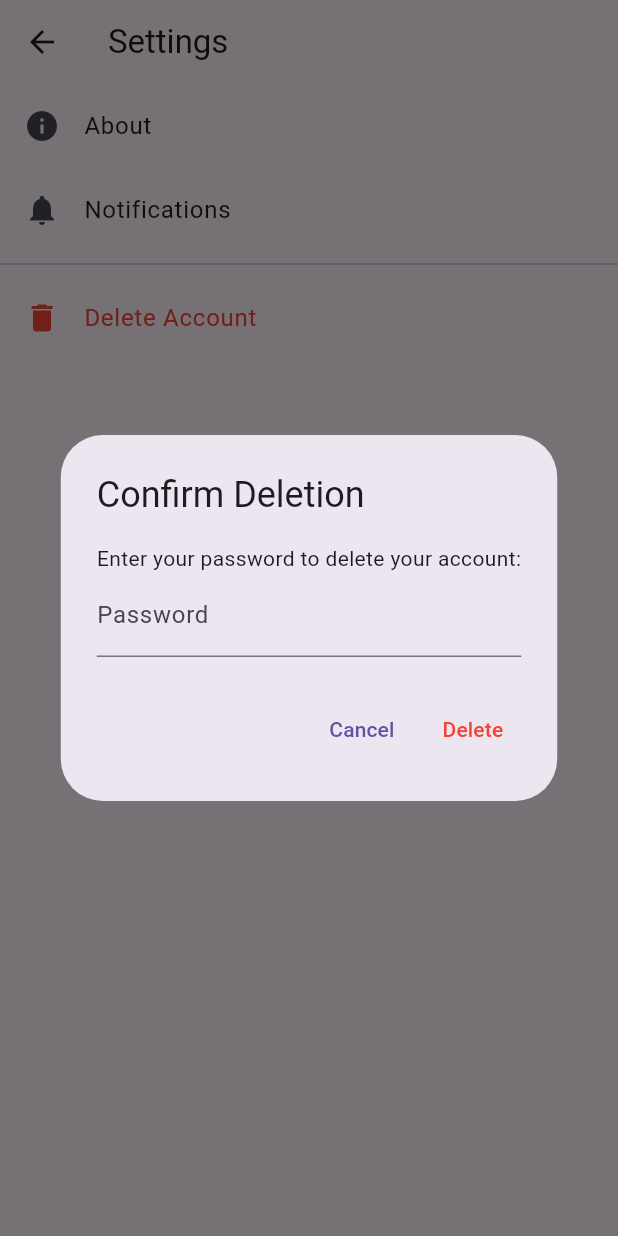
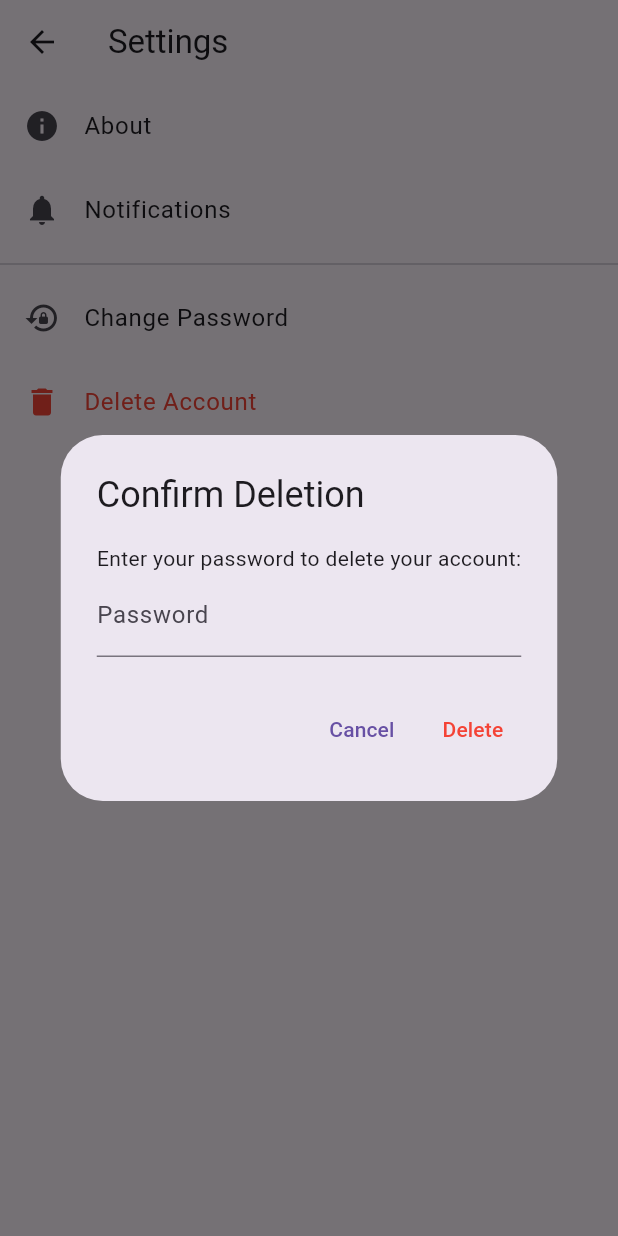
Before and after one commit to m-ibrahim11303/E-fit, a Flutter app: the SettingsScreen screen opened directly with empty values, after a tap on "Delete Account", on a phone screen of 412 x 824 dp. Run offline on Flutter 3.47's test engine with Material 3 defaults, Android fonts, the phone set to English and light mode, and no system bars; our stand-ins replace flutter_secure_storage, pedometer, permission_handler; accounts and stored records are empty.

Commit message:
Added change password functionality

```diff
--- a/Flutter App/lib/settings_screen.dart
+++ /dev/null
@@ -1,136 +0,0 @@
-// import 'package:flutter/material.dart';
-
-// // Settings Screen
-// class SettingsScreen extends StatelessWidget {
-//   @override
-//   Widget build(BuildContext context) {
-//     return Scaffold(
-//       appBar: AppBar(title: Text('Settings')),
-//       body: ListView(
-//         children: [
-//           ListTile(
-//             title: Text('About'),
-//             leading: Icon(Icons.info),
-//             onTap: () {
-//               // Add about functionality
-//             },
-//           ),
-//           ListTile(
-//             title: Text('Notifications'),
-//             leading: Icon(Icons.notifications),
-//             onTap: () {
-//               // Add notifications functionality
-//             },
-//           ),
-//         ],
-//       ),
-//     );
-//   }
-// }
-
-import 'package:flutter/material.dart';
-import 'package:login_signup_1/bootup/signup_page_1.dart';
-import 'package:http/http.dart' as http;
-import 'dart:convert';
-
-class SettingsScreen extends StatelessWidget {
-  final String email; // User's email
-
-  SettingsScreen({required this.email});
-
-  Future<void> _deleteAccount(BuildContext context) async {
-    final TextEditingController passwordController = TextEditingController();
-
-    final shouldDelete = await showDialog<bool>(
-      context: context,
-      builder: (context) => AlertDialog(
-        title: Text('Confirm Deletion'),
-        content: Column(
-          mainAxisSize: MainAxisSize.min,
-          children: [
-            Text('Enter your password to delete your account:'),
-            TextField(
-              controller: passwordController,
-              obscureText: true,
-              decoration: InputDecoration(labelText: 'Password'),
-            ),
-          ],
-        ),
-        actions: [
-          TextButton(
-            child: Text('Cancel'),
-            onPressed: () => Navigator.pop(context, false),
-          ),
-          TextButton(
-            child: Text('Delete', style: TextStyle(color: Colors.red)),
-            onPressed: () => Navigator.pop(context, true),
-          ),
-        ],
-      ),
-    );
-
-    if (shouldDelete == true) {
-      final password = passwordController.text.trim();
-
-      try {
-        final response = await http.post(
-          Uri.parse('https://e-fit-backend.onrender.com/user/delete'),
-          headers: {'Content-Type': 'application/json'},
-          body: jsonEncode({'email': email, 'password': password}),
-        );
-
-        if (response.statusCode == 200) {
-          ScaffoldMessenger.of(context).showSnackBar(
-            SnackBar(content: Text('Account deleted successfully')),
-          );
-
-          // Redirect to login page and clear history
-          Navigator.pushAndRemoveUntil(
-            context,
-            MaterialPageRoute(builder: (context) => SignupPage1()),
-            (Route<dynamic> route) => false,
-          );
-        } else {
-          ScaffoldMessenger.of(context).showSnackBar(
-            SnackBar(content: Text('Failed: ${response.body}')),
-          );
-        }
-      } catch (e) {
-        ScaffoldMessenger.of(context).showSnackBar(
-          SnackBar(content: Text('Error: $e')),
-        );
-      }
-    }
-  }
-
-  @override
-  Widget build(BuildContext context) {
-    return Scaffold(
-      appBar: AppBar(title: Text('Settings')),
-      body: ListView(
-        children: [
-          ListTile(
-            title: Text('About'),
-            leading: Icon(Icons.info),
-            onTap: () {
-              // Add about functionality
-            },
-          ),
-          ListTile(
-            title: Text('Notifications'),
-            leading: Icon(Icons.notifications),
-            onTap: () {
-              // Add notifications functionality
-            },
-          ),
-          Divider(),
-          ListTile(
-            title: Text('Delete Account', style: TextStyle(color: Colors.red)),
-            leading: Icon(Icons.delete, color: Colors.red),
-            onTap: () => _deleteAccount(context),
-          ),
-        ],
-      ),
-    );
-  }
-}
--- /dev/null
+++ b/Flutter App/lib/settings_screens/delete_account.dart
@@ -0,0 +1,75 @@
+import 'package:flutter/material.dart';
+import 'package:login_signup_1/bootup/signup_page_1.dart';
+import 'package:http/http.dart' as http;
+import 'dart:convert';
+import 'package:crypto/crypto.dart';
+
+Future<void> deleteAccount(BuildContext context, String email) async {
+  final TextEditingController passwordController = TextEditingController();
+
+  final shouldDelete = await showDialog<bool>(
+    context: context,
+    builder: (context) => AlertDialog(
+      title: Text('Confirm Deletion'),
+      content: Column(
+        mainAxisSize: MainAxisSize.min,
+        children: [
+          Text('Enter your password to delete your account:'),
+          TextField(
+            controller: passwordController,
+            obscureText: true,
+            decoration: InputDecoration(labelText: 'Password'),
+          ),
+        ],
+      ),
+      actions: [
+        TextButton(
+          child: Text('Cancel'),
+          onPressed: () => Navigator.pop(context, false),
+        ),
+        TextButton(
+          child: Text('Delete', style: TextStyle(color: Colors.red)),
+          onPressed: () => Navigator.pop(context, true),
+        ),
+      ],
+    ),
+  );
+
+  if (shouldDelete == true) {
+    final password = hashPassword(passwordController.text.trim());
+
+    try {
+      final response = await http.post(
+        Uri.parse('https://e-fit-backend.onrender.com/user/delete'),
+        headers: {'Content-Type': 'application/json'},
+        body: jsonEncode({'email': email, 'password': password}),
+      );
+
+      if (response.statusCode == 200) {
+        ScaffoldMessenger.of(context).showSnackBar(
+          SnackBar(content: Text('Account deleted successfully')),
+        );
+
+        Navigator.pushAndRemoveUntil(
+          context,
+          MaterialPageRoute(builder: (context) => SignupPage1()),
+          (Route<dynamic> route) => false,
+        );
+      } else {
+        ScaffoldMessenger.of(context).showSnackBar(
+          SnackBar(content: Text('Failed: ${response.body}')),
+        );
+      }
+    } catch (e) {
+      ScaffoldMessenger.of(context).showSnackBar(
+        SnackBar(content: Text('Error: $e')),
+      );
+    }
+  }
+}
+
+String hashPassword(String password) {
+  var bytes = utf8.encode(password);
+  var digest = sha256.convert(bytes);
+  return digest.toString();
+}
--- /dev/null
+++ b/Flutter App/lib/settings_screens/settings_screen.dart
@@ -0,0 +1,45 @@
+import 'package:flutter/material.dart';
+import 'package:login_signup_1/settings_screens/delete_account.dart';
+import 'package:login_signup_1/settings_screens/change_password.dart';
+
+class SettingsScreen extends StatelessWidget {
+  final String email; // User's email
+
+  SettingsScreen({required this.email});
+
+  @override
+  Widget build(BuildContext context) {
+    return Scaffold(
+      appBar: AppBar(title: Text('Settings')),
+      body: ListView(
+        children: [
+          ListTile(
+            title: Text('About'),
+            leading: Icon(Icons.info),
+            onTap: () {
+              // Add about functionality
+            },
+          ),
+          ListTile(
+            title: Text('Notifications'),
+            leading: Icon(Icons.notifications),
+            onTap: () {
+              // Add notifications functionality
+            },
+          ),
+          Divider(),
+          ListTile(
+            title: Text('Change Password'),
+            leading: Icon(Icons.lock_reset),
+            onTap: () => changePassword(context, email),
+          ),
+          ListTile(
+            title: Text('Delete Account', style: TextStyle(color: Colors.red)),
+            leading: Icon(Icons.delete, color: Colors.red),
+            onTap: () => deleteAccount(context, email),
+          ),
+        ],
+      ),
+    );
+  }
+}
```
Also changed, not shown: Flutter App/lib/home_page.dart (+1 -8 lines), Flutter App/lib/settings_screens/change_password.dart (added, +102 -0 lines), 2 other files.
